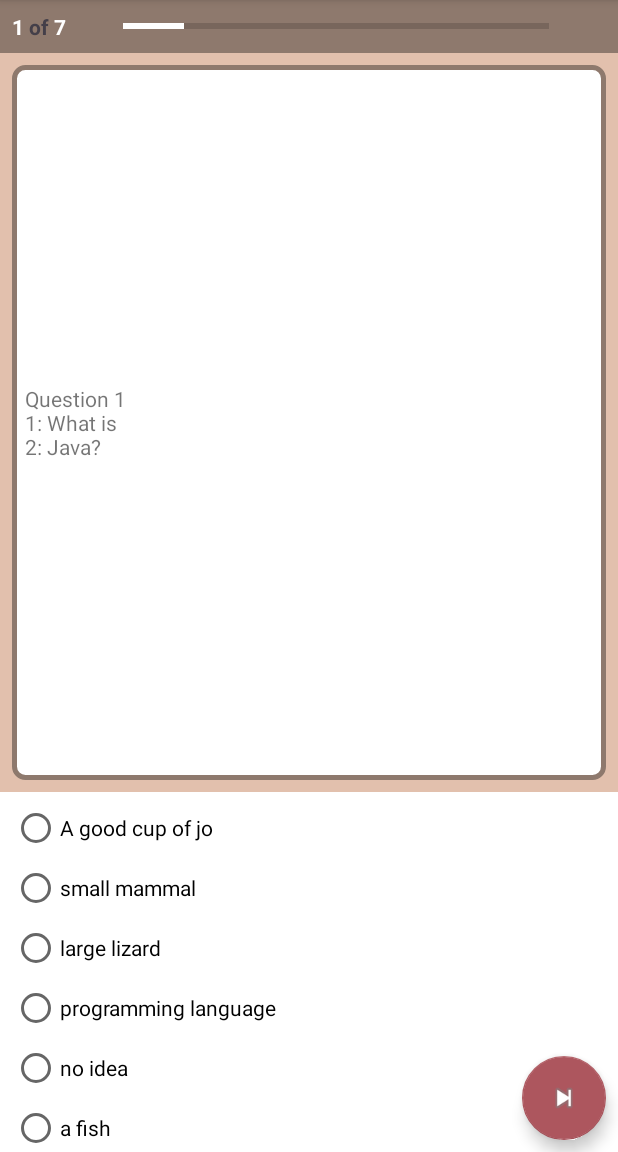
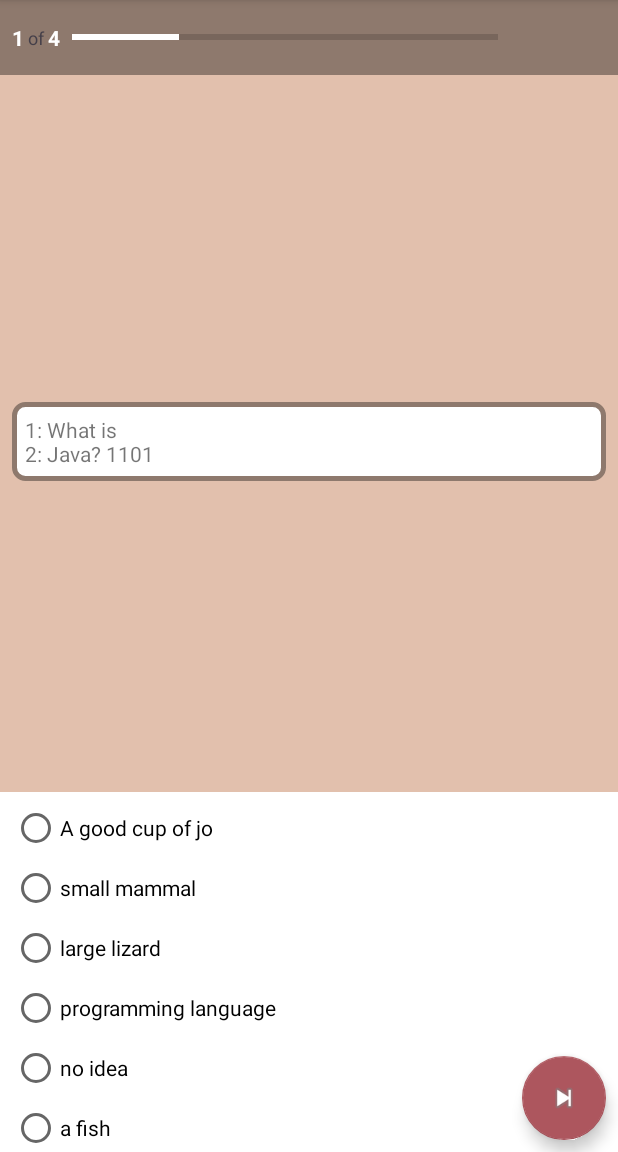
Before and after one commit to davej33/oca_808, an Android app: the screen it shows after launch (QuestionsActivity), after a tap on an icon or button, on a phone screen of 412 x 824 dp, the part 84-1236 px from its top. Run offline under Robolectric (Android 15) with nearby library versions, the phone set to English and light mode, and no system bars; our stand-ins replace Room's generated code.

Commit message:
restructured questions table, updating question UI with answer explanation

```diff
--- a/app/src/main/java/com/android/example/oca_808/HomeActivity.java
+++ b/app/src/main/java/com/android/example/oca_808/HomeActivity.java
@@ -15,6 +15,7 @@ import java.util.ArrayList;
 
 public class HomeActivity extends AppCompatActivity {
 
+    ArrayList<QuestionEntity> mQuestions;
 
     @Override
     protected void onCreate(Bundle savedInstanceState) {
@@ -32,24 +33,23 @@ public class HomeActivity extends AppCompatActivity {
     }
 
     private void addQs() {
-        ArrayList<QuestionEntity> mQuestions = new ArrayList<>();
-        mQuestions.add(new QuestionEntity(1, "Question 1\n1: What is \n2: Java?", "A good cup of jo", "small mammal", "large lizard", "programming language", "no idea",
-                "a fish","d","Java Basics", 0, false));
-        mQuestions.add(new QuestionEntity(0, "Question 2\nWhat else is Java?", "A programming language", "jumbo", "bear", "programming language", "fudge",
-                "a fish","ad","Java Basics", 0, false));
-        mQuestions.add(new QuestionEntity(1, "Question 3\n1: what color is the sky?", "blue", "small mammal", "large lizard", "programming language", "no idea",
-                "a fish","a","Java Basics", 0, false));
-        mQuestions.add(new QuestionEntity(0, "Question 4\nWhat numbers are between 1 and 5?", "A programming language", "3", "bear", "programming language", "4",
-                "a fish","be","Java Basics", 0, false));
-        mQuestions.add(new QuestionEntity(1, "Question 5\nCubs World Series Championship Year?", "A good cup of jo", "small mammal", "large lizard", "programming language", "no idea",
-                "2016","f","Java Basics", 0, false));
-        mQuestions.add(new QuestionEntity(0, "Question 6\nFirst three letters of the alphabet?", "c", "jumbo", "bear", "programming language", "a",
-                "b","aef","Java Basics", 0, false));
-        AppDatabase db = AppDatabase.getDb(this);
+        if (mQuestions == null) {
+            mQuestions = new ArrayList<>();
+            mQuestions.add(new QuestionEntity(1101, 11, 1, "1: What is \n2: Java? 1101", "A good cup of jo", "small mammal", "large lizard", "programming language", "no idea", "a fish", "d", "Just cuz"));
+            mQuestions.add(new QuestionEntity(4101, 41, 0, "Given the following array, which statements evaluate to &?\n\nchar[] foo = {‘X’,’1’,’Y’,’2’,’Z,’&’};", "foo[6];", "foo[5];",
+                    "foo[foo.length()];", "foo[foo.length()-1];", "Does not compile", "None of the above", "bd", "Key Points:\n - Array indices begin at 0\n - Array length begins at 1\n\n index =   0   1   2   3   4  5\n " +
+                    "char[] foo = {‘X’,’A’,’Y’,’B’,’Z,’&’};\nlength =   1   2   3   4   5  6\n\nfoo[6] tries to access index 6 which doesn’t exist so it will throw an ArrayIndexOutOfBoundsException\n " +
+                    "foo[5] is correct\nfoo[foo.length()]  tries to access index 6 which doesn’t exist so it will throw an ArrayIndexOutOfBoundsException.\nfoo[foo.length() - 1] is correct\nDoes not compile is incorrect\n" +
+                    "'None' is incorrect because two answers evaluate to &"));
+            mQuestions.add(new QuestionEntity(1102, 11, 1, "1: What is \n2: Java?", "A good cup of jo", "small mammal", "large lizard", "programming language", "no idea", "a fish", "d", "Just cuz"));
 
-        long[] x = db.questionsDao().insertQuestions(mQuestions);
-        Log.w("Home", "insert count: " + x.length);
 
+            AppDatabase db = AppDatabase.getDb(this);
+
+            long[] x = db.questionsDao().insertQuestions(mQuestions);
+            Log.w("Home", "insert count: " + x.length);
+
+        }
     }
 
 
--- a/app/src/main/java/com/android/example/oca_808/QuestionsActivity.java
+++ b/app/src/main/java/com/android/example/oca_808/QuestionsActivity.java
@@ -17,6 +17,7 @@ import android.view.View;
 import android.widget.Toast;
 
 import com.android.example.oca_808.fragment.AnswerFragment;
+import com.android.example.oca_808.fragment.ExplanationFragment;
 import com.android.example.oca_808.fragment.ProgressFragment;
 import com.android.example.oca_808.fragment.QuestionFragment;
 import com.android.example.oca_808.view_model.QuestionsViewModel;
@@ -27,7 +28,7 @@ import com.android.example.oca_808.view_model.QuestionsViewModel;
  */
 
 public class QuestionsActivity extends AppCompatActivity implements QuestionFragment.OnFragmentInteractionListener,
-        ProgressFragment.OnFragmentInteractionListener, AnswerFragment.OnFragmentInteractionListener {
+        ProgressFragment.OnFragmentInteractionListener, AnswerFragment.OnFragmentInteractionListener, ExplanationFragment.OnFragmentInteractionListener {
 
     private static final String LOG_TAG = QuestionsActivity.class.getSimpleName();
     private Integer questionNum = 0;
@@ -63,7 +64,8 @@ public class QuestionsActivity extends AppCompatActivity implements QuestionFrag
                         String solution = mViewModel.getCurrentQuestion().answer;
                         boolean correctAnswer = mViewModel.checkAnswer(userAnswer);
                         if (correctAnswer) {
-                            Toast.makeText(QuestionsActivity.this, "Correct! \nuser answer: " + userAnswer + "\n solution: " + solution, Toast.LENGTH_LONG).show();
+                            String exp = mViewModel.getCurrentQuestion().explanation;
+                            Toast.makeText(QuestionsActivity.this, "Correct! " + exp, Toast.LENGTH_LONG).show();
                         } else {
                             Toast.makeText(QuestionsActivity.this, "Not so much. \nuser answer: " + userAnswer + "\nsolution: " + solution, Toast.LENGTH_LONG).show();
                         }
@@ -81,7 +83,7 @@ public class QuestionsActivity extends AppCompatActivity implements QuestionFrag
 
     private void displayContent() {
         getSupportFragmentManager().beginTransaction().replace(R.id.question_container, QuestionFragment.newInstance(questionNum, null)).commit();
-//        getSupportFragmentManager().beginTransaction().replace(R.id.progress_container, ProgressFragment.newInstance(null, null)).commit();
+        getSupportFragmentManager().beginTransaction().replace(R.id.explanation_container, ExplanationFragment.newInstance(null, null)).commit();
         getSupportFragmentManager().beginTransaction().replace(R.id.answer_container, AnswerFragment.newInstance(null, null)).commit();
         mFAB.setImageResource(android.R.drawable.ic_media_next);
     }
--- a/app/src/main/java/com/android/example/oca_808/db/entity/QuestionEntity.java
+++ b/app/src/main/java/com/android/example/oca_808/db/entity/QuestionEntity.java
@@ -10,9 +10,10 @@ import android.arch.persistence.room.PrimaryKey;
 @Entity
 public class QuestionEntity {
 
-    @PrimaryKey(autoGenerate = true)
-    public int id;
-
+    @PrimaryKey (autoGenerate = true)
+    public int _id;
+    public int q_map_id;
+    public int objectives;
     public int type; // single or multiple answer
     public String question;
     public String opt_a;
@@ -22,24 +23,26 @@ public class QuestionEntity {
     public String opt_e;
     public String opt_f;
     public String answer;
-    public String objectives;
     public int status;
     public boolean saved;
+    public String explanation;
 
-    public QuestionEntity(int type, String question, String a, String b, String c, String d, String e, String f,
-                          String answer, String objectives, int status, boolean saved){
-        this.type =  type;
+    public QuestionEntity(int qid, int objectives, int type, String question, String a, String b, String c, String d, String e, String f,
+                          String answer, String explanation){
+        q_map_id = qid;
+        this.type = type;
         this.question = question;
-        this.opt_a = a;
-        this.opt_b = b;
-        this.opt_c = c;
-        this.opt_d = d;
-        this.opt_e = e;
-        this.opt_f = f;
+        opt_a = a;
+        opt_b = b;
+        opt_c = c;
+        opt_d = d;
+        opt_e = e;
+        opt_f = f;
         this.answer = answer;
         this.objectives = objectives;
-        this.status = status;
-        this.saved = saved;
+        status = 0;
+        saved = false;
+        this.explanation = explanation;
     }
 
     public QuestionEntity(){}
@@ -116,11 +119,11 @@ public class QuestionEntity {
         this.answer = answer;
     }
 
-    public String getObjectives() {
+    public int getObjectives() {
         return objectives;
     }
 
-    public void setObjectives(String objectives) {
+    public void setObjectives(int objectives) {
         this.objectives = objectives;
     }
 
--- a/app/src/main/java/com/android/example/oca_808/fragment/ExplanationFragment.java
+++ b/app/src/main/java/com/android/example/oca_808/fragment/ExplanationFragment.java
@@ -7,8 +7,10 @@ import android.support.v4.app.Fragment;
 import android.view.LayoutInflater;
 import android.view.View;
 import android.view.ViewGroup;
+import android.widget.TextView;
 
 import com.android.example.oca_808.R;
+import com.android.example.oca_808.view_model.QuestionsViewModel;
 
 /**
  * A simple {@link Fragment} subclass.
@@ -19,6 +21,9 @@ import com.android.example.oca_808.R;
  * create an instance of this fragment.
  */
 public class ExplanationFragment extends Fragment {
+
+    private static TextView mExplanation;
+    QuestionsViewModel mViewModel;
     // TODO: Rename parameter arguments, choose names that match
     // the fragment initialization parameters, e.g. ARG_ITEM_NUMBER
     private static final String ARG_PARAM1 = "param1";
@@ -65,7 +70,12 @@ public class ExplanationFragment extends Fragment {
     public View onCreateView(LayoutInflater inflater, ViewGroup container,
                              Bundle savedInstanceState) {
         // Inflate the layout for this fragment
-        return inflater.inflate(R.layout.fragment_explanation, container, false);
+        View view = inflater.inflate(R.layout.fragment_explanation, container, false);
+
+        mViewModel = new QuestionsViewModel(getContext());
+        mExplanation = view.findViewById(R.id.explanation_textview);
+        mExplanation.setText(mViewModel.getCurrentQuestion().explanation);
+        return view;
     }
 
     // TODO: Rename method, update argument and hook method into UI event
--- a/app/src/main/res/layout/activity_question.xml
+++ b/app/src/main/res/layout/activity_question.xml
@@ -4,33 +4,41 @@
     xmlns:tools="http://schemas.android.com/tools"
     android:layout_width="match_parent"
     android:layout_height="match_parent"
-    android:background="@color/colorLightTan"
-    android:layout_margin="0dp">
-
-
-    <android.support.design.widget.FloatingActionButton
-        android:id="@+id/floatingActionButton"
-        android:layout_width="wrap_content"
-        android:layout_height="wrap_content"
-        android:layout_marginBottom="8dp"
-        android:layout_marginEnd="8dp"
-        android:clickable="true"
-        android:focusable="true"
-        app:layout_constraintBottom_toBottomOf="parent"
-        app:layout_constraintEnd_toEndOf="parent"
-        app:srcCompat="@android:drawable/ic_media_next"
-        android:layout_marginRight="8dp" />
+    android:layout_margin="0dp"
+    android:background="@color/colorLightTan">
 
     <FrameLayout
         android:id="@+id/progress_container"
         android:layout_width="match_parent"
-        android:layout_height="wrap_content"
+        android:layout_height="50dp"
         app:layout_constraintEnd_toEndOf="parent"
         app:layout_constraintHorizontal_bias="0.0"
         app:layout_constraintStart_toStartOf="parent"
-        app:layout_constraintTop_toTopOf="parent">
+        app:layout_constraintTop_toTopOf="parent" />
 
-    </FrameLayout>
+    <FrameLayout
+        android:id="@+id/question_container"
+        android:layout_width="0dp"
+        android:layout_height="wrap_content"
+        android:layout_marginBottom="8dp"
+        android:layout_marginEnd="8dp"
+        android:layout_marginStart="8dp"
+        android:layout_marginTop="8dp"
+        app:layout_constraintBottom_toTopOf="@+id/explanation_container"
+        app:layout_constraintEnd_toEndOf="parent"
+        app:layout_constraintHorizontal_bias="0.5"
+        app:layout_constraintStart_toStartOf="parent"
+        app:layout_constraintTop_toBottomOf="@+id/progress_container" />
+
+    <FrameLayout
+        android:id="@+id/explanation_container"
+        android:layout_width="0dp"
+        android:layout_height="wrap_content"
+        app:layout_constraintBottom_toBottomOf="parent"
+        app:layout_constraintEnd_toEndOf="parent"
+        app:layout_constraintHorizontal_bias="0.5"
+        app:layout_constraintStart_toStartOf="parent"
+        app:layout_constraintTop_toBottomOf="@+id/question_container" />
 
     <FrameLayout
         android:id="@+id/answer_container"
@@ -43,18 +51,19 @@
 
     </FrameLayout>
 
-    <FrameLayout
-        android:id="@+id/question_container"
-        android:layout_width="0dp"
-        android:layout_height="0dp"
+
+    <android.support.design.widget.FloatingActionButton
+        android:id="@+id/floatingActionButton"
+        android:layout_width="wrap_content"
+        android:layout_height="wrap_content"
         android:layout_marginBottom="8dp"
         android:layout_marginEnd="8dp"
-        android:layout_marginStart="8dp"
-        android:layout_marginTop="8dp"
-        app:layout_constraintBottom_toTopOf="@+id/answer_container"
+        android:layout_marginRight="8dp"
+        android:clickable="true"
+        android:focusable="true"
+        app:layout_constraintBottom_toBottomOf="parent"
         app:layout_constraintEnd_toEndOf="parent"
-        app:layout_constraintStart_toStartOf="parent"
-        app:layout_constraintTop_toBottomOf="@+id/progress_container" />
+        app:srcCompat="@android:drawable/ic_media_next" />
 
 
 </android.support.constraint.ConstraintLayout>
--- a/app/src/main/res/layout/fragment_answer.xml
+++ b/app/src/main/res/layout/fragment_answer.xml
@@ -22,7 +22,6 @@
             android:layout_marginStart="8dp"
             android:layout_marginTop="8dp"
             android:text="RadioButton"
-
             app:layout_constraintStart_toStartOf="parent"
             app:layout_constraintTop_toTopOf="parent" />
 
--- a/app/src/main/res/layout/fragment_explanation.xml
+++ b/app/src/main/res/layout/fragment_explanation.xml
@@ -2,12 +2,13 @@
     xmlns:tools="http://schemas.android.com/tools"
     android:layout_width="match_parent"
     android:layout_height="match_parent"
+    android:background="#9acfb3"
     tools:context="com.android.example.oca_808.fragment.ExplanationFragment">
 
-    <!-- TODO: Update blank fragment layout -->
     <TextView
+        android:id="@+id/explanation_textview"
         android:layout_width="match_parent"
         android:layout_height="match_parent"
-        android:text="@string/hello_blank_fragment" />
+         />
 
 </FrameLayout>
--- a/app/src/main/res/layout/fragment_progress.xml
+++ b/app/src/main/res/layout/fragment_progress.xml
@@ -28,8 +28,9 @@
         android:layout_marginBottom="8dp"
         android:layout_marginTop="8dp"
         android:text=" of "
+        android:textSize="12sp"
         android:textColor="@color/colorPrimaryDark"
-        android:textStyle="bold"
+
         app:layout_constraintBottom_toBottomOf="parent"
         app:layout_constraintStart_toEndOf="@+id/question_number_prog"
         app:layout_constraintTop_toTopOf="parent" />
@@ -41,14 +42,12 @@
         android:layout_width="284dp"
         android:layout_height="19dp"
         android:layout_marginBottom="8dp"
-        android:layout_marginEnd="8dp"
-        android:layout_marginRight="8dp"
+        android:layout_marginStart="8dp"
         android:layout_marginTop="8dp"
         android:max="70"
         android:progress="1"
         android:progressTint="@android:color/background_light"
         app:layout_constraintBottom_toBottomOf="parent"
-        app:layout_constraintEnd_toEndOf="parent"
         app:layout_constraintStart_toEndOf="@+id/question_count_prog"
         app:layout_constraintTop_toTopOf="parent" />
 
```
